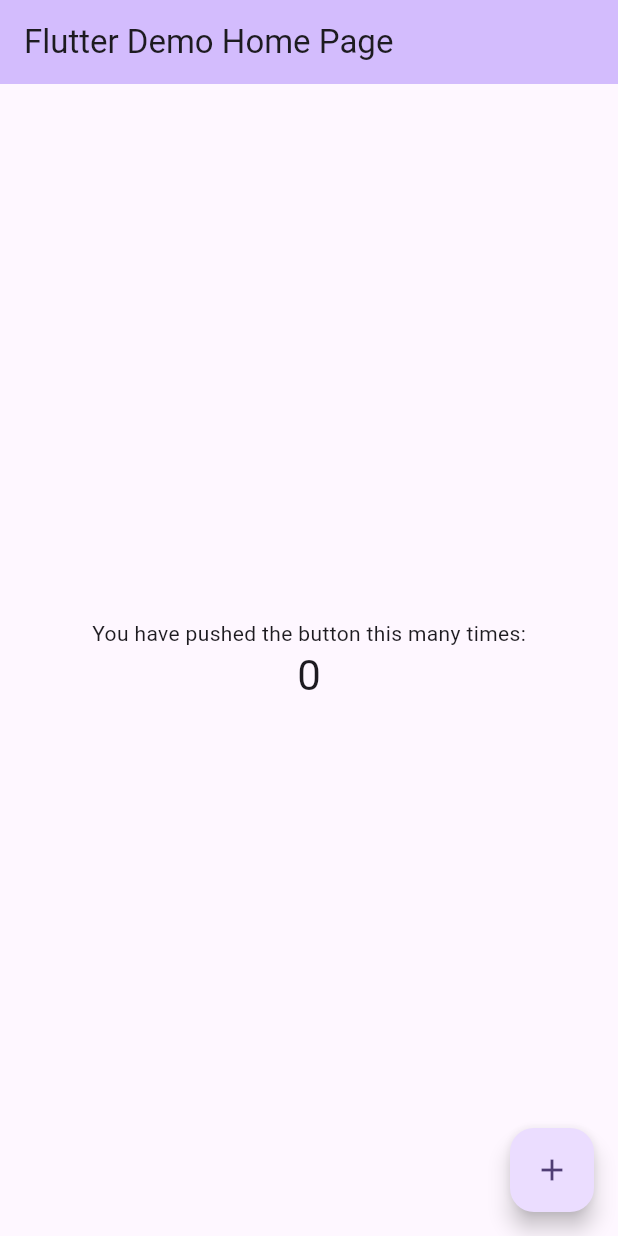
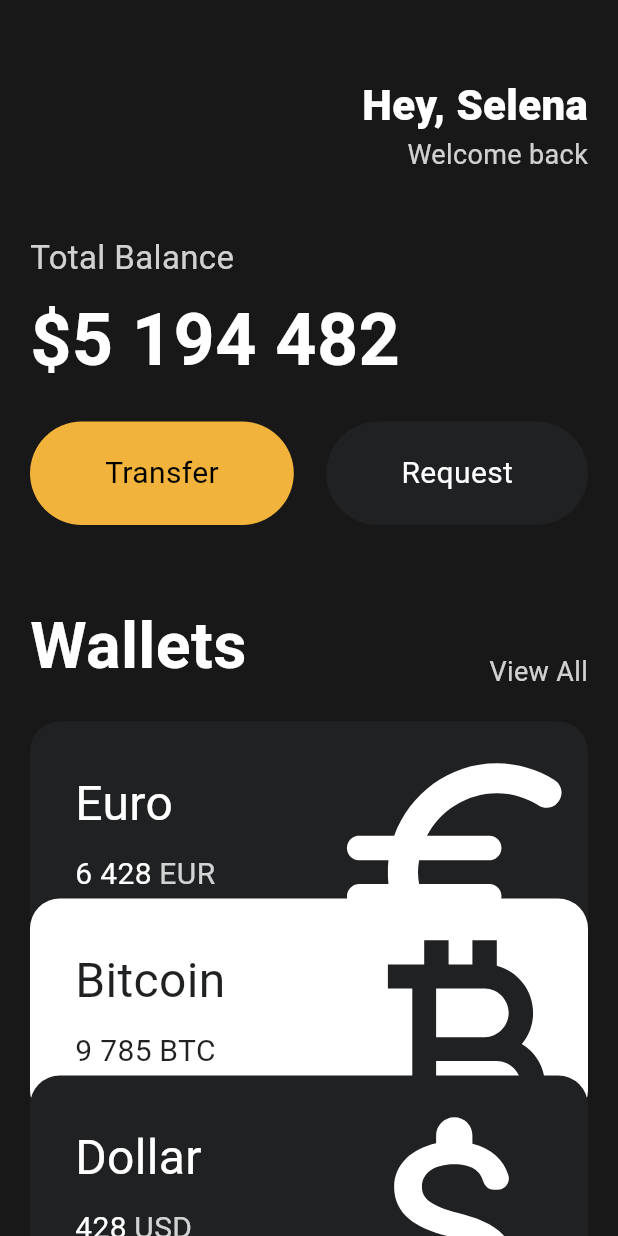
Before and after one commit to Srk-master/mystery, a Flutter app: the screen it shows after launch, on a phone screen of 412 x 824 dp. Run offline on Flutter 3.47's test engine with Material 3 defaults, Android fonts, the phone set to English and light mode, and no system bars.

Commit message:
1st commit

```diff
--- a/lib/main.dart
+++ b/lib/main.dart
@@ -1,125 +1,139 @@
 import 'package:flutter/material.dart';
+import 'package:mystudy/widgets/button.dart';
+import 'package:mystudy/widgets/currency_card.dart';
 
 void main() {
-  runApp(const MyApp());
+  runApp(const App());
 }
 
-class MyApp extends StatelessWidget {
-  const MyApp({super.key});
+class App extends StatelessWidget {
+  const App({super.key});
+  @override
+  Widget build (BuildContext context){
+    return MaterialApp(
+      home: Scaffold(
+        backgroundColor: const Color(0xFF181818),
+        body: Padding(
+          padding: const EdgeInsets.symmetric(horizontal: 20),
+          child: Column(
+            crossAxisAlignment: CrossAxisAlignment.start,
+              children: [
+                const SizedBox(
+                  height: 50,
+                ),
+                Row(
+                  mainAxisAlignment: MainAxisAlignment.end,
+                  children: [
+                    Column(
+                      crossAxisAlignment: CrossAxisAlignment.end,
+                      children: [
+                        const Text('Hey, Selena',
+                          style: TextStyle(
+                            color: Colors.white,
+                            fontSize: 28,
+                            fontWeight: FontWeight.w800,
+                          ),),
+                        Text('Welcome back',
+                          style: TextStyle(
+                              color: Colors.white.withOpacity(0.8),
+                              fontSize: 18
+                          ),),
+                      ],
+                    ),
+                  ],
+                ),
+                const SizedBox(
+                  height: 40,
+                ),
+                Text('Total Balance',
+                style: TextStyle(
+                  color: Colors.white.withOpacity(0.8),
+                  fontSize: 22
+                ),),
+                const SizedBox(
+                  height: 5,
+                ),
+                const Text('\$5 194 482',
+                  style: TextStyle(
+                      color: Colors.white,
+                      fontSize: 48,
+                      fontWeight: FontWeight.w600,
+                  ),),
+                const SizedBox(
+                  height: 20,
+                ),
+                const Row(
+                  mainAxisAlignment: MainAxisAlignment.spaceBetween,
+                  children: [
 
-  // This widget is the root of your application.
-  @override
-  Widget build(BuildContext context) {
-    return MaterialApp(
-      title: 'Flutter Demo',
-      theme: ThemeData(
-        // This is the theme of your application.
-        //
-        // TRY THIS: Try running your application with "flutter run". You'll see
-        // the application has a purple toolbar. Then, without quitting the app,
-        // try changing the seedColor in the colorScheme below to Colors.green
-        // and then invoke "hot reload" (save your changes or press the "hot
-        // reload" button in a Flutter-supported IDE, or press "r" if you used
-        // the command line to start the app).
-        //
-        // Notice that the counter didn't reset back to zero; the application
-        // state is not lost during the reload. To reset the state, use hot
-        // restart instead.
-        //
-        // This works for code too, not just values: Most code changes can be
-        // tested with just a hot reload.
-        colorScheme: ColorScheme.fromSeed(seedColor: Colors.deepPurple),
-        useMaterial3: true,
+                    Button(
+                        text: 'Transfer',
+                        bgColor: Color(0xFFF1B33B),
+                        textColor: Colors.black,
+                    ),
+                    Button(
+                        text: 'Request',
+                        bgColor: Color(0xFF1F2123),
+                        textColor: Colors.white,
+                    )
+                  ],
+                ),
+                const SizedBox(
+                  height: 50,
+                ),
+                 Row(
+                   crossAxisAlignment: CrossAxisAlignment.end,
+                   mainAxisAlignment: MainAxisAlignment.spaceBetween,
+                   children: [
+                    const Text('Wallets',
+                      style: TextStyle(
+                        color: Colors.white,
+                        fontSize: 43,
+                        fontWeight: FontWeight.w600,
+                      ),
+                    ),
+                    Text('View All',
+                      style: TextStyle(
+                        color: Colors.white.withOpacity(0.8),
+                        fontSize: 18,
+                      ),
+                    ),
+                  ],
+                ),
+                const SizedBox(
+                  height: 20,
+                ),
+                const CurrencyCard(
+                    name: 'Euro',
+                    code: 'EUR',
+                    amount: '6 428',
+                    icon: Icons.euro_rounded,
+                    isInverted: false,
+                    offset1: 0,
+                    offset2: 0,
+                ),
+                const CurrencyCard(
+                  name: 'Bitcoin',
+                  code: 'BTC',
+                  amount: '9 785',
+                  icon: Icons.currency_bitcoin,
+                  isInverted: true,
+                  offset1: 0,
+                  offset2: -30,
+                ),
+                const CurrencyCard(
+                  name: 'Dollar',
+                  code: 'USD',
+                  amount: '428',
+                  icon: Icons.attach_money_rounded,
+                  isInverted: false,
+                  offset1: 0,
+                  offset2: -60,
+                ),
+              ],
+            )
+        ),
       ),
-      home: const MyHomePage(title: 'Flutter Demo Home Page'),
     );
   }
 }
-
-class MyHomePage extends StatefulWidget {
-  const MyHomePage({super.key, required this.title});
-
-  // This widget is the home page of your application. It is stateful, meaning
-  // that it has a State object (defined below) that contains fields that affect
-  // how it looks.
-
-  // This class is the configuration for the state. It holds the values (in this
-  // case the title) provided by the parent (in this case the App widget) and
-  // used by the build method of the State. Fields in a Widget subclass are
-  // always marked "final".
-
-  final String title;
-
-  @override
-  State<MyHomePage> createState() => _MyHomePageState();
-}
-
-class _MyHomePageState extends State<MyHomePage> {
-  int _counter = 0;
-
-  void _incrementCounter() {
-    setState(() {
-      // This call to setState tells the Flutter framework that something has
-      // changed in this State, which causes it to rerun the build method below
-      // so that the display can reflect the updated values. If we changed
-      // _counter without calling setState(), then the build method would not be
-      // called again, and so nothing would appear to happen.
-      _counter++;
-    });
-  }
-
-  @override
-  Widget build(BuildContext context) {
-    // This method is rerun every time setState is called, for instance as done
-    // by the _incrementCounter method above.
-    //
-    // The Flutter framework has been optimized to make rerunning build methods
-    // fast, so that you can just rebuild anything that needs updating rather
-    // than having to individually change instances of widgets.
-    return Scaffold(
-      appBar: AppBar(
-        // TRY THIS: Try changing the color here to a specific color (to
-        // Colors.amber, perhaps?) and trigger a hot reload to see the AppBar
-        // change color while the other colors stay the same.
-        backgroundColor: Theme.of(context).colorScheme.inversePrimary,
-        // Here we take the value from the MyHomePage object that was created by
-        // the App.build method, and use it to set our appbar title.
-        title: Text(widget.title),
-      ),
-      body: Center(
-        // Center is a layout widget. It takes a single child and positions it
-        // in the middle of the parent.
-        child: Column(
-          // Column is also a layout widget. It takes a list of children and
-          // arranges them vertically. By default, it sizes itself to fit its
-          // children horizontally, and tries to be as tall as its parent.
-          //
-          // Column has various properties to control how it sizes itself and
-          // how it positions its children. Here we use mainAxisAlignment to
-          // center the children vertically; the main axis here is the vertical
-          // axis because Columns are vertical (the cross axis would be
-          // horizontal).
-          //
-          // TRY THIS: Invoke "debug painting" (choose the "Toggle Debug Paint"
-          // action in the IDE, or press "p" in the console), to see the
-          // wireframe for each widget.
-          mainAxisAlignment: MainAxisAlignment.center,
-          children: <Widget>[
-            const Text(
-              'You have pushed the button this many times:',
-            ),
-            Text(
-              '$_counter',
-              style: Theme.of(context).textTheme.headlineMedium,
-            ),
-          ],
-        ),
-      ),
-      floatingActionButton: FloatingActionButton(
-        onPressed: _incrementCounter,
-        tooltip: 'Increment',
-        child: const Icon(Icons.add),
-      ), // This trailing comma makes auto-formatting nicer for build methods.
-    );
-  }
-}
--- /dev/null
+++ b/lib/widgets/button.dart
@@ -0,0 +1,36 @@
+import 'package:flutter/cupertino.dart';
+import 'package:flutter/material.dart';
+
+class Button extends StatelessWidget{
+  final String text;
+  final Color bgColor;
+  final Color textColor;
+
+  const Button({
+    super.key,
+    required this.text,
+    required this.bgColor,
+    required this. textColor});
+  @override
+  Widget build(BuildContext context) {
+    // TODO: implement build
+    return Container(
+      decoration: BoxDecoration(
+          color: bgColor,
+          borderRadius:  BorderRadius.circular(45)
+      ),
+      child: Padding(
+        padding: const EdgeInsets.symmetric(
+          vertical: 20,
+          horizontal: 50,
+        ),
+        child: Text(text,
+          style: TextStyle(
+              fontSize: 20,
+              color: textColor,
+          ),),
+      ),
+    );
+    throw UnimplementedError();
+  }
+}
--- /dev/null
+++ b/lib/widgets/currency_card.dart
@@ -0,0 +1,89 @@
+import 'package:flutter/material.dart';
+import 'package:flutter/cupertino.dart';
+
+class CurrencyCard extends StatelessWidget{
+  final String name, code, amount;
+  final IconData icon;
+  final bool isInverted;
+  final double offset1, offset2;
+  final _blackColor = const Color(0xFF1F2123);
+
+  const CurrencyCard({
+    super.key,
+    required this.name,
+    required this.code,
+    required this.amount,
+    required this.icon,
+    required this.isInverted,
+    required this.offset1,
+    required this.offset2
+  });
+
+  @override
+  Widget build(BuildContext context) {
+    // TODO: implement build
+    return Transform.translate(
+      offset: Offset(offset1, offset2),
+      child: Container(
+          clipBehavior: Clip.hardEdge,
+          decoration: BoxDecoration(
+              color: isInverted ? Colors.white : _blackColor,
+              borderRadius: BorderRadius.circular(20)
+          ),
+          child: Padding(
+            padding: const EdgeInsets.all(30),
+            child: Row(
+              mainAxisAlignment: MainAxisAlignment.spaceBetween,
+              children: [
+                Column(
+                  crossAxisAlignment: CrossAxisAlignment.start,
+                  children: [
+                    Text(name,
+                      style: TextStyle(
+                        color: isInverted ? _blackColor : Colors.white,
+                        fontSize: 32,
+                      ),),
+                    const SizedBox(
+                      height: 10,
+                    ),
+                    Row(
+                      children: [
+                        Text(amount,
+                          style: TextStyle(
+                            color: isInverted ? _blackColor : Colors.white,
+                            fontSize: 20,
+                          ),
+                        ),
+                        const SizedBox(
+                          width: 5,
+                        ),
+                        Text(code,
+                          style: TextStyle(
+                            color: isInverted ? _blackColor : Colors.white.withOpacity(0.8),
+                            fontSize: 20,
+                          ),
+                        ),
+                      ],
+                    )
+                  ],
+                ),
+                Transform.scale(
+                  scale: 2.2,
+                  child: Transform.translate(
+                    offset: const Offset(-5,12),
+                    child:  Icon(
+                      icon,
+                      color: isInverted ? _blackColor : Colors.white,
+                      size: 88,
+                    ),
+                  ),
+
+                ),
+              ],
+            ),
+          )
+      ),
+    );
+    throw UnimplementedError();
+  }
+}
```
Also changed, not shown: 1 other file.
